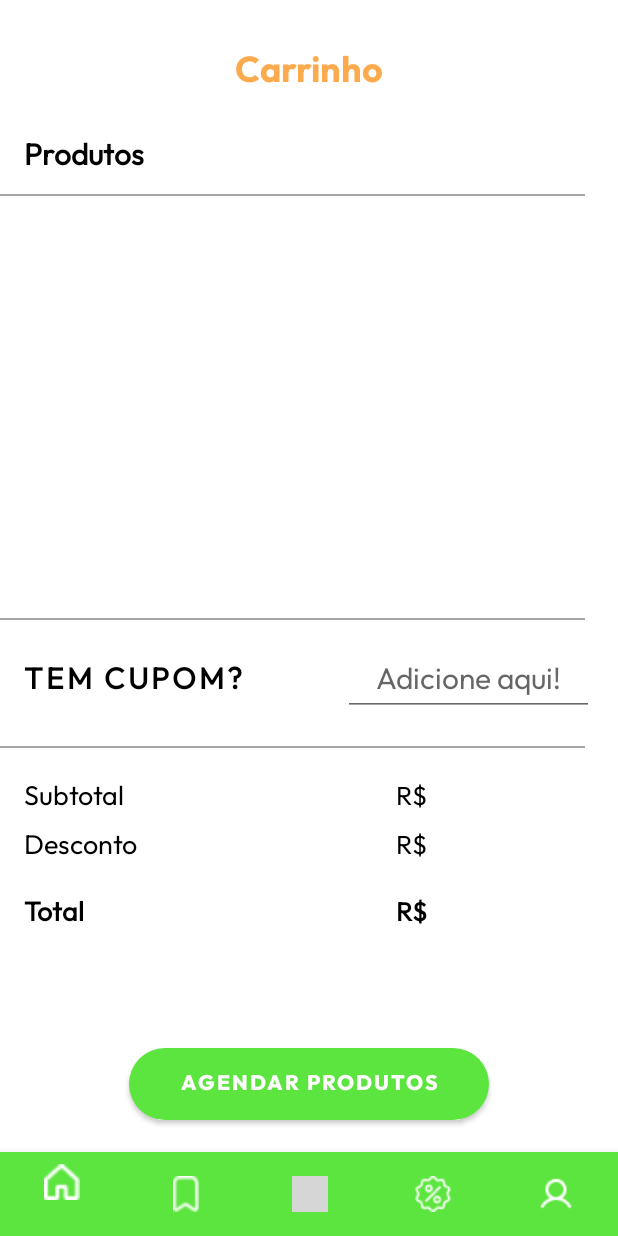
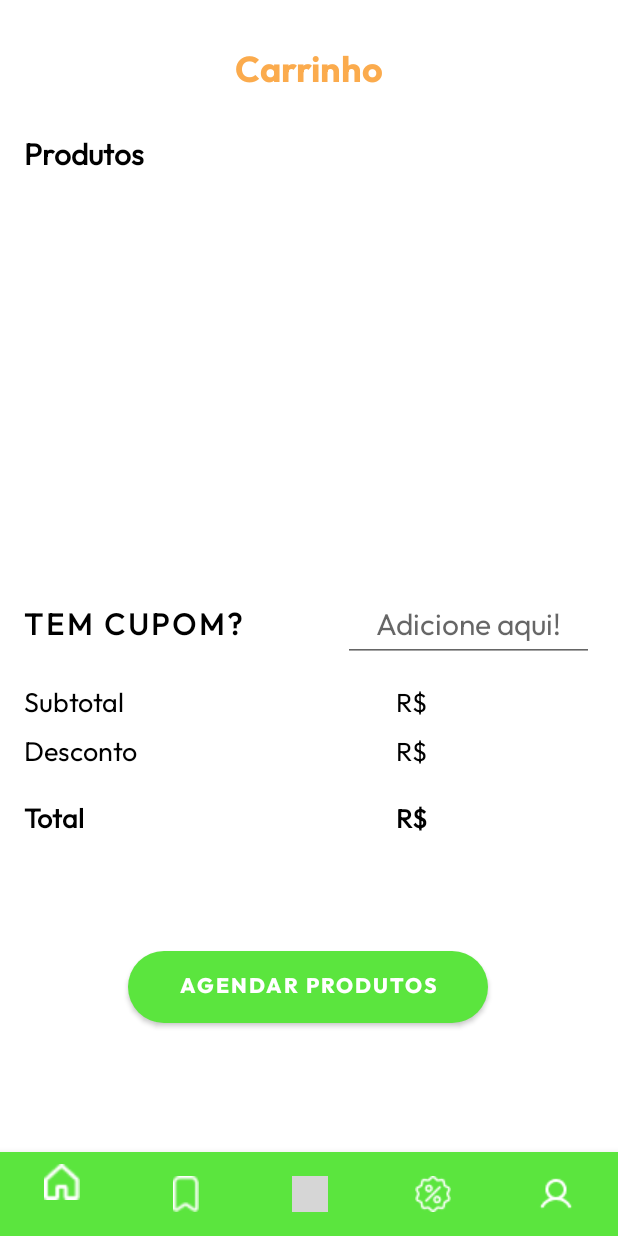
Before and after one commit to Busco-Interdisciplinar/Proj_Mobile, an Android app: the fragment carrinho_fragment placed in its activity, on a phone screen of 412 x 824 dp. Run offline under Robolectric (Android 15) with nearby library versions, the phone set to English and light mode, and no system bars; grey boxes are pictures that could not be loaded.

Commit message:
ajustando tela de carrinho

```diff
--- a/app/src/main/res/layout/carrinho_fragment.xml
+++ b/app/src/main/res/layout/carrinho_fragment.xml
@@ -35,42 +35,21 @@
         app:layout_constraintStart_toStartOf="parent"
         app:layout_constraintTop_toTopOf="@id/carrinho" />
 
-    <View
-        android:id="@+id/view2"
-        android:layout_width="390dp"
-        android:layout_height="1dp"
-        android:background="#AAA5A5"
-        app:layout_constraintBottom_toTopOf="@+id/list"
-        app:layout_constraintTop_toBottomOf="@+id/textView17"
-        app:layout_constraintVertical_bias="0.428"
-        tools:layout_editor_absoluteX="10dp" />
-
     <ListView
         android:id="@+id/list"
         android:layout_width="match_parent"
         android:layout_height="250dp"
-        android:layout_marginTop="28dp"
+        android:layout_marginTop="10dp"
         app:layout_constraintTop_toBottomOf="@+id/textView17"
         tools:layout_editor_absoluteX="0dp" />
-
-    <View
-        android:id="@+id/view4"
-        android:layout_width="390dp"
-        android:layout_height="1dp"
-        android:layout_marginTop="16dp"
-        android:layout_marginLeft="16dp"
-        android:layout_marginRight="16dp"
-        android:background="#AAA5A5"
-        app:layout_constraintTop_toBottomOf="@+id/list"
-        tools:layout_editor_absoluteX="10dp" />
 
     <LinearLayout
         android:id="@+id/linearLayout8"
         android:layout_width="match_parent"
         android:layout_height="wrap_content"
-        android:layout_marginTop="16dp"
+        android:layout_marginTop="15dp"
         android:orientation="horizontal"
-        app:layout_constraintTop_toBottomOf="@+id/view4"
+        app:layout_constraintTop_toBottomOf="@+id/list"
         tools:layout_editor_absoluteX="0dp">
 
         <TextView
@@ -100,22 +79,13 @@
             android:textSize="20sp" />
     </LinearLayout>
 
-    <View
-        android:id="@+id/view5"
-        android:layout_width="390dp"
-        android:layout_height="1dp"
-        android:layout_marginTop="20dp"
-        android:background="#AAA5A5"
-        app:layout_constraintTop_toBottomOf="@+id/linearLayout8"
-        tools:layout_editor_absoluteX="10dp" />
-
     <LinearLayout
         android:id="@+id/linearLayout9"
         android:layout_width="match_parent"
         android:layout_height="wrap_content"
-        android:layout_marginTop="20dp"
+        android:layout_marginTop="15dp"
         android:orientation="horizontal"
-        app:layout_constraintTop_toBottomOf="@+id/view5"
+        app:layout_constraintTop_toBottomOf="@+id/linearLayout8"
         tools:layout_editor_absoluteX="-111dp">
 
         <TextView
@@ -215,8 +185,10 @@
         app:cornerRadius="25dp"
         app:layout_constraintBottom_toBottomOf="parent"
         app:layout_constraintEnd_toEndOf="parent"
+        app:layout_constraintHorizontal_bias="0.497"
         app:layout_constraintStart_toStartOf="parent"
-        app:layout_constraintTop_toBottomOf="@+id/linearLayout11" />
+        app:layout_constraintTop_toBottomOf="@+id/linearLayout11"
+        app:layout_constraintVertical_bias="0.339" />
 
 
 </androidx.constraintlayout.widget.ConstraintLayout>
```
